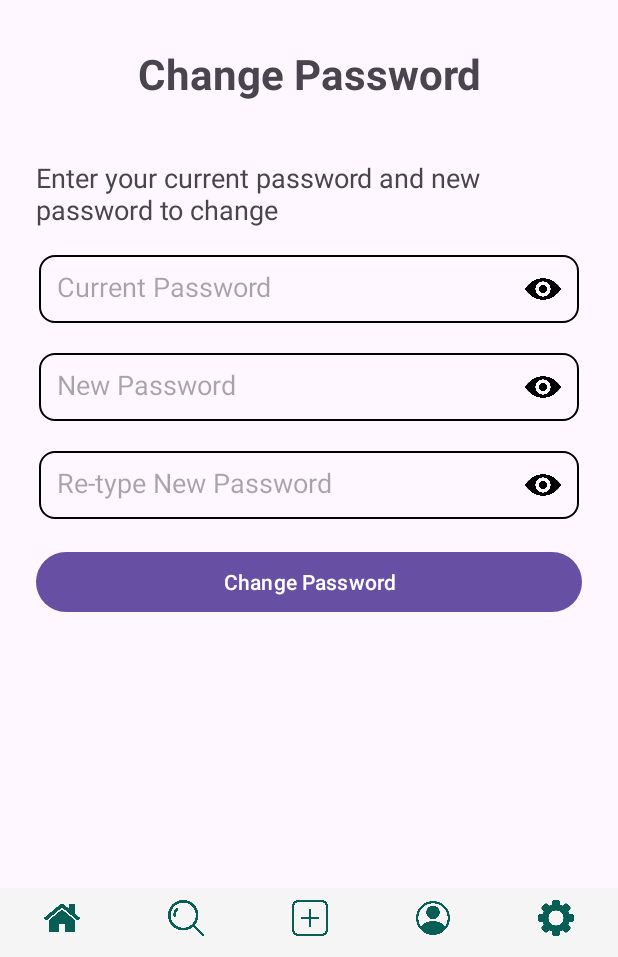
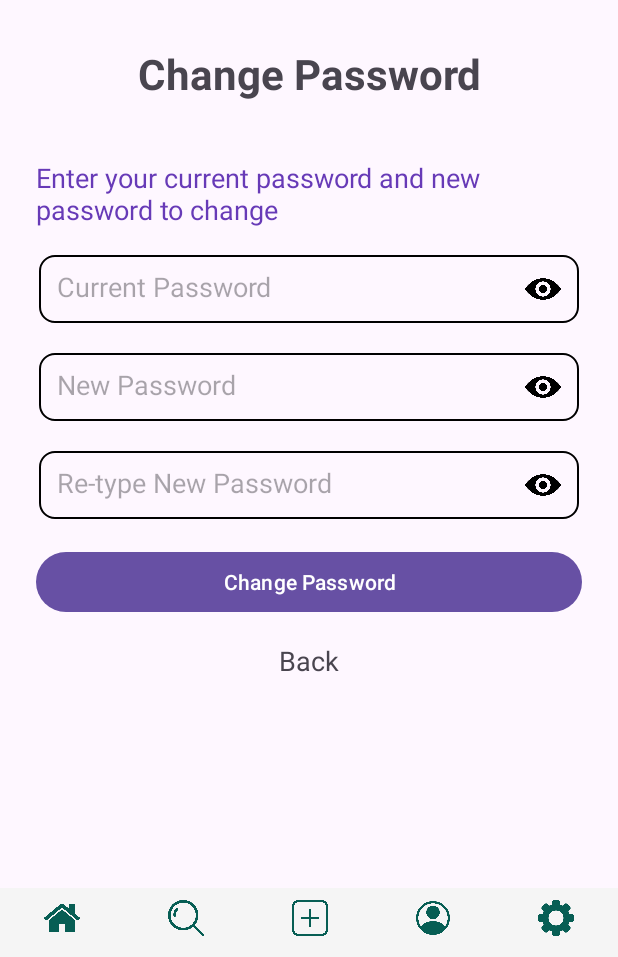
Before and after one commit to SumanTanwar/SocialTrailsAndroid, an Android app: the changePassword screen opened directly, with no data from a screen before it, on a phone screen of 412 x 824 dp, the part 279-1236 px from its top. Run offline under Robolectric (Android 15) with nearby library versions, the phone set to English and light mode, and no system bars; our stand-ins replace Firebase (no records; nobody signed in at launch, a user with empty details on screens opened directly).

Commit message:
Changes in UI

```diff
--- a/app/src/main/java/com/example/socialtrailsapp/changePassword.java
+++ b/app/src/main/java/com/example/socialtrailsapp/changePassword.java
@@ -48,7 +48,7 @@ public class changePassword extends BottomMenuActivity {
         eye_newpwd = findViewById(R.id.eye_newpwd);
         eye_newconfpwd = findViewById(R.id.eye_newconfpwd);
         btnchangepwd = findViewById(R.id.btnchangepwd);
-        //  txtbackprofile = findViewById(R.id.txtbackprofile);
+        txtbackprofile = findViewById(R.id.txtbackprofile);
 
         mAuth = FirebaseAuth.getInstance();
         sessionManager = SessionManager.getInstance(this);
@@ -116,6 +116,15 @@ public class changePassword extends BottomMenuActivity {
             }
         });
 
+        txtbackprofile.setOnClickListener(new View.OnClickListener() {
+            @Override
+            public void onClick(View view) {
+                Intent intent = new Intent(changePassword.this,userSettingActivity.class);
+                startActivity(intent);
+                finish();
+            }
+        });
+
     }
 
         public void changepassword(String currentpwd,String newpwd)
--- a/app/src/main/res/layout/activity_change_password.xml
+++ b/app/src/main/res/layout/activity_change_password.xml
@@ -36,6 +36,7 @@
         android:layout_width="wrap_content"
         android:layout_height="wrap_content"
         android:text="Enter your current password and new password to change"
+        android:textColor="@color/purple_color"
         android:textSize="18dp"
         />
     <RelativeLayout
@@ -128,4 +129,12 @@
         android:layout_height="wrap_content"
         android:text="Change Password"
         android:layout_margin="8dp"/>
+    <TextView
+        android:id="@+id/txtbackprofile"
+        android:padding="8dp"
+        android:layout_width="wrap_content"
+        android:layout_height="wrap_content"
+        android:text="Back"
+        android:textSize="18dp"
+        android:layout_gravity="center"        />
 </LinearLayout>
--- a/app/src/main/res/layout/activity_user_setting.xml
+++ b/app/src/main/res/layout/activity_user_setting.xml
@@ -9,6 +9,7 @@
     <LinearLayout
         android:layout_width="wrap_content"
         android:layout_height="wrap_content"
+        android:layout_marginTop="40dp"
         android:padding="12dp">
 
         <ImageView
```
